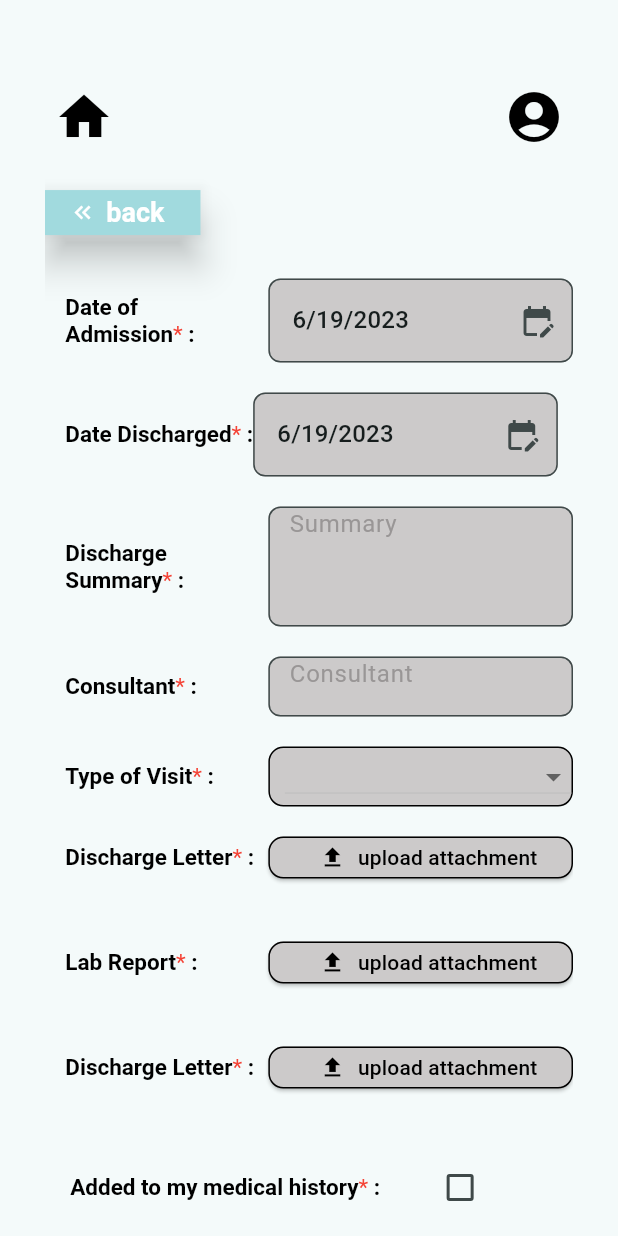
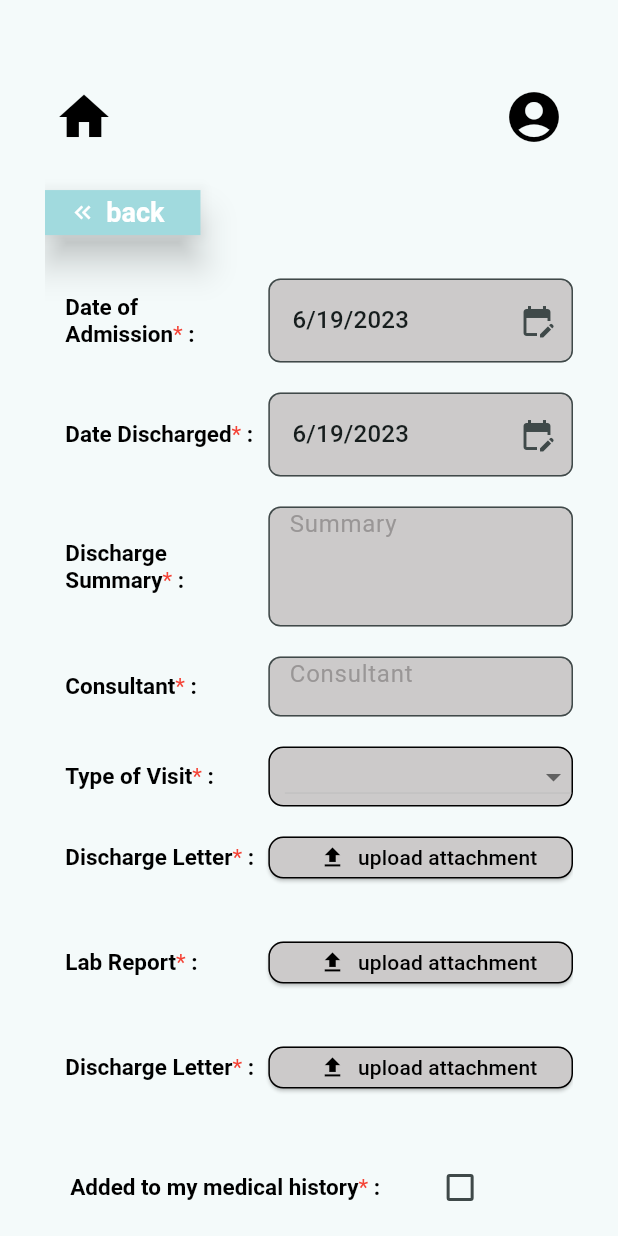
Before and after one commit to S-Pei/Pocket-Patient-Mobile, a Flutter app: the EditHospitalVisitPage screen opened directly with empty values, on a phone screen of 412 x 824 dp. Run offline on Flutter 3.47's test engine with Material 2 defaults, Android fonts, the phone set to English and light mode, and no system bars; drawn by our look-alikes of date_field; our stand-ins replace awesome_notifications, cloud_firestore, dartx, dio, file_picker, firebase_core and 3 more; accounts and stored records are empty; statements that could not run were skipped.

Commit message:
Improve styling in edit visit page

```diff
--- a/lib/pages/editHospVisit.dart
+++ b/lib/pages/editHospVisit.dart
@@ -580,7 +580,7 @@ List<Widget> addToMedHistCheck(Widget checkBox) {
         fit: FlexFit.loose,
         child:
         Row(children: [
-          Flexible(
+          const Flexible(
               fit: FlexFit.tight,
               flex: 1,
               child: SizedBox(width: 5,)),
@@ -605,7 +605,7 @@ List<Widget> addToMedHistCheck(Widget checkBox) {
 
 List<Widget> addDropDown(Widget dropDown) {
   return [
-    Flexible(
+    const Flexible(
         flex: 5,
         fit: FlexFit.loose,
         child: SizedBox(height: 20,)),
@@ -614,7 +614,7 @@ List<Widget> addDropDown(Widget dropDown) {
         fit: FlexFit.loose,
         child:
         Row(children: [
-          Flexible(
+          const Flexible(
               fit: FlexFit.tight,
               flex: 1,
               child: SizedBox(width: 5,)),
@@ -635,13 +635,13 @@ List<Widget> addDropDown(Widget dropDown) {
                     border: Border.all(
                         width: 1.0
                     ),
-                    borderRadius: BorderRadius.all(
+                    borderRadius: const BorderRadius.all(
                         Radius.circular(10.0) //
                     ),
                     color: lighterGrey,
                   ),
-                  constraints: BoxConstraints(maxHeight: 40),
-                  padding: EdgeInsets.only(left: 10.0),
+                  constraints: const BoxConstraints(maxHeight: 40),
+                  padding: const EdgeInsets.only(left: 10.0),
                   width: 250,
                   child: dropDown
               )
@@ -651,7 +651,7 @@ List<Widget> addDropDown(Widget dropDown) {
 
 List<Widget> addDateField(String title, ValueGetter<DateTime> getDate, ValueSetter<DateTime> setDate) {
   return [
-    Flexible(
+    const Flexible(
         flex: 5,
         fit: FlexFit.loose,
         child: SizedBox(height: 20,)),
@@ -660,12 +660,13 @@ List<Widget> addDateField(String title, ValueGetter<DateTime> getDate, ValueSett
         fit: FlexFit.loose,
         child:
         Row(children: [
+          const Flexible(
+              fit: FlexFit.tight,
+              flex: 1,
+              child: SizedBox(width: 5),
+          ),
           Flexible(
               fit: FlexFit.tight,
-              flex: 1,
-              child: SizedBox(width: 5,)),
-          Flexible(
-              fit: FlexFit.loose,
               flex: 10,
               child:
               requiredField(title, requiredStr)
@@ -674,11 +675,11 @@ List<Widget> addDateField(String title, ValueGetter<DateTime> getDate, ValueSett
               fit: FlexFit.loose,
               flex:15,
               child: Container(
-                  constraints: BoxConstraints(maxHeight: 60),
+                  constraints: const BoxConstraints(maxHeight: 60),
                   padding: EdgeInsets.zero,
                   width: 250,
                   child: DateTimeFormField(
-                    decoration: InputDecoration(
+                    decoration: const InputDecoration(
                       filled: true,
                       fillColor: lighterGrey,
                       suffixIcon: Icon(Icons.edit_calendar),
```
